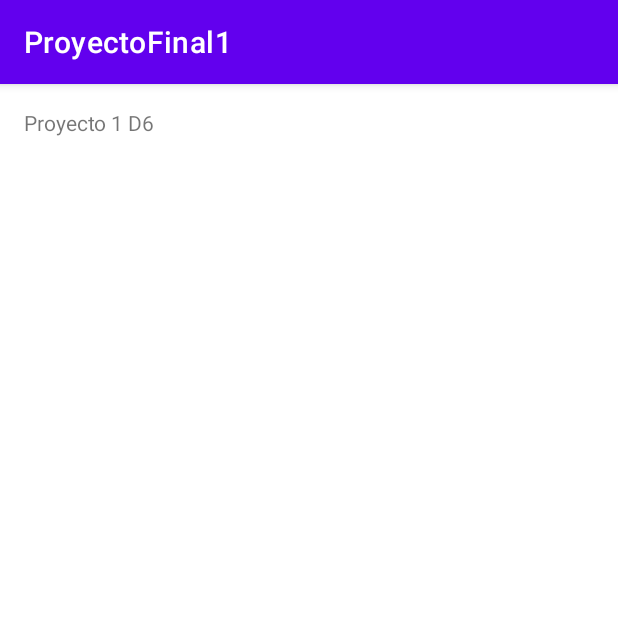
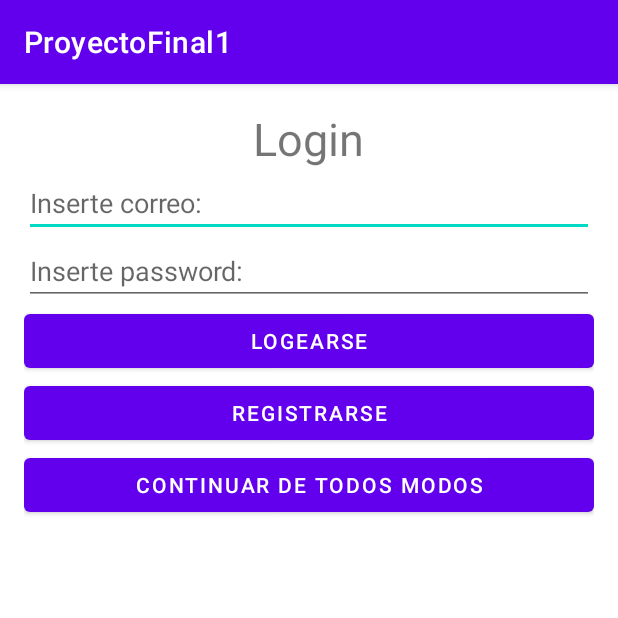
Before and after one commit to AlexJr2214/ProyectoFinal1, an Android app: the screen it shows after launch (MainActivity), on a phone screen of 412 x 824 dp, the top half of it. Run offline under Robolectric (Android 15) with nearby library versions, the phone set to English and light mode, and no system bars.

Commit message:
Se hizo la pantalla de login

```diff
--- a/app/src/main/java/com/example/proyectofinal1/MainActivity.java
+++ b/app/src/main/java/com/example/proyectofinal1/MainActivity.java
@@ -3,6 +3,8 @@ package com.example.proyectofinal1;
 import androidx.appcompat.app.AppCompatActivity;
 
 import android.os.Bundle;
+import android.view.View;
+import android.widget.Toast;
 
 public class MainActivity extends AppCompatActivity {
 
@@ -11,4 +13,16 @@ public class MainActivity extends AppCompatActivity {
         super.onCreate(savedInstanceState);
         setContentView(R.layout.activity_main);
     }
+
+    public void onclik(View view) {
+        switch (view.getId()){
+            case R.id.btnLogear:
+                Toast.makeText(this, "LOGEAR", Toast.LENGTH_SHORT).show();
+                break;
+
+            case R.id.btnRegistrar:
+                Toast.makeText(this, "REGISTRAR", Toast.LENGTH_SHORT).show();
+                break;
+        }
+    }
 }
--- a/app/src/main/res/layout/activity_main.xml
+++ b/app/src/main/res/layout/activity_main.xml
@@ -9,12 +9,40 @@
     tools:context=".MainActivity">
 
     <TextView
+        android:layout_gravity="center_horizontal"
+        android:textSize="30sp"
         android:layout_width="wrap_content"
         android:layout_height="wrap_content"
-        android:text="Proyecto 1 D6"
-        app:layout_constraintBottom_toBottomOf="parent"
-        app:layout_constraintLeft_toLeftOf="parent"
-        app:layout_constraintRight_toRightOf="parent"
-        app:layout_constraintTop_toTopOf="parent" />
+        android:text="Login"/>
 
+    <EditText
+        android:layout_width="match_parent"
+        android:layout_height="wrap_content"
+        android:hint="Inserte correo: "/>
+
+    <EditText
+        android:layout_width="match_parent"
+        android:layout_height="wrap_content"
+        android:hint="Inserte password: "/>
+
+    <Button
+        android:id="@+id/btnLogear"
+        android:layout_width="match_parent"
+        android:layout_height="wrap_content"
+        android:text="Logearse"
+        android:onClick="onclik"/>
+
+    <Button
+        android:id="@+id/btnRegistrar"
+        android:layout_width="match_parent"
+        android:layout_height="wrap_content"
+        android:text="Registrarse"
+        android:onClick="onclik"/>
+
+    <Button
+        android:id="@+id/btnContinuar"
+        android:layout_width="match_parent"
+        android:layout_height="wrap_content"
+        android:text="Continuar de todos modos"
+        android:onClick="onclik"/>
 </LinearLayout>
```
